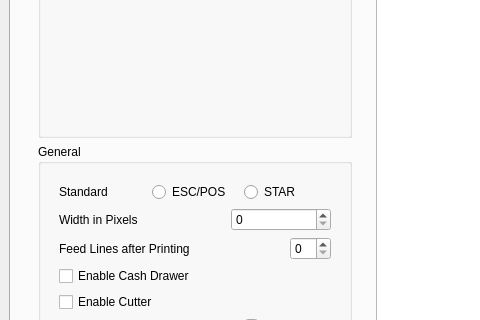
dieg0-a/posagentpro-src, file mainwindow.ui: the form before one commit; both pictures show x 0 to 480 and y 153 to 473 of the 928 by 637 pixel window.
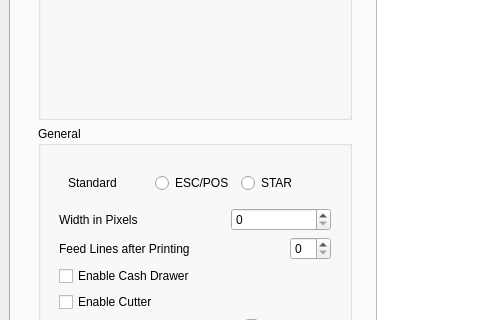
The form after the commit. Icons and pictures are not drawn.

```diff
--- a/mainwindow.ui
+++ b/mainwindow.ui
@@ -134,7 +134,8 @@
                   <widget class="QWidget" name="general_settings_top_widget" native="true">
                    <layout class="QVBoxLayout" name="verticalLayout_3">
                     <item>
-                     <layout class="QHBoxLayout" name="horizontalLayout_3">
+                     <widget class="QWidget" name="widget_standard" native="true">
+                      <layout class="QHBoxLayout" name="layout_standard">
                       <item>
                        <widget class="QLabel" name="label">
                         <property name="toolTip">
@@ -160,6 +161,7 @@
                        </widget>
                       </item>
                      </layout>
+                     </widget>
                     </item>
                     <item>
                      <layout class="QHBoxLayout" name="horizontalLayout_5">
```
Lines whose indentation alone changed are shown as unchanged.
